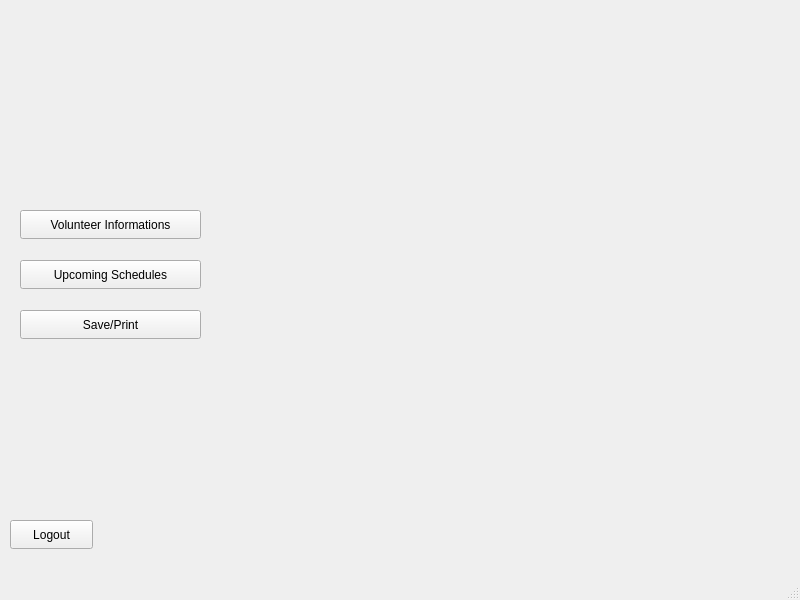
Before: the Qt Designer form mainrcyvolunteers.ui in cheseuca/RCYVolunteers, drawn with Qt 5.
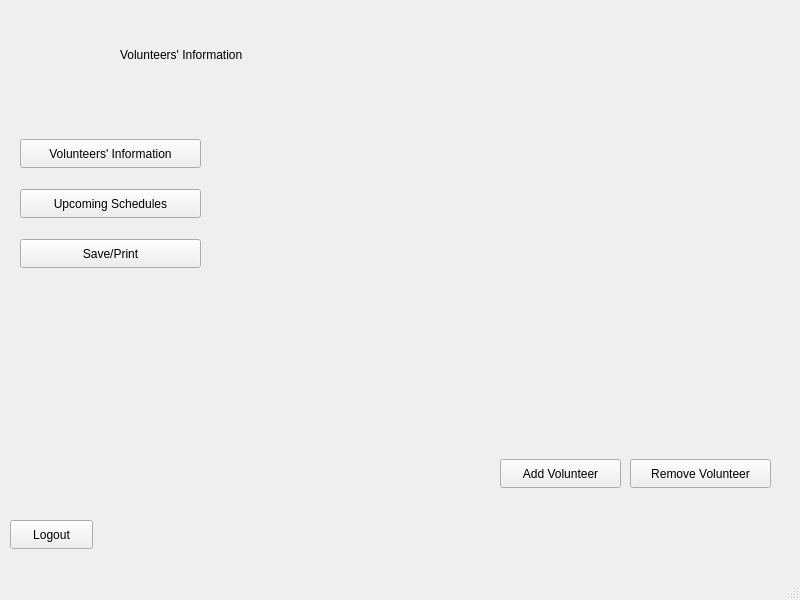
After: the same form once the commit is applied. The open tabs and pages were chosen to show the change.

The edit to the form file:
```diff
--- a/mainrcyvolunteers.ui
+++ b/mainrcyvolunteers.ui
@@ -18,9 +18,9 @@
     <property name="geometry">
      <rect>
       <x>0</x>
-      <y>70</y>
+      <y>-1</y>
       <width>800</width>
-      <height>450</height>
+      <height>521</height>
      </rect>
     </property>
     <property name="currentIndex">
@@ -37,7 +37,7 @@
        </rect>
       </property>
       <property name="text">
-       <string>Volunteer Informations</string>
+       <string>Volunteers' Information</string>
       </property>
      </widget>
      <widget class="QPushButton" name="pushButton_Schedules">
@@ -66,6 +66,45 @@
        <string>Save/Print</string>
       </property>
      </widget>
+     <widget class="QLabel" name="label">
+      <property name="geometry">
+       <rect>
+        <x>120</x>
+        <y>30</y>
+        <width>661</width>
+        <height>51</height>
+       </rect>
+      </property>
+      <property name="text">
+       <string>Volunteers' Information</string>
+      </property>
+     </widget>
+     <widget class="QPushButton" name="pushButton_AddVolunteer">
+      <property name="geometry">
+       <rect>
+        <x>500</x>
+        <y>460</y>
+        <width>121</width>
+        <height>29</height>
+       </rect>
+      </property>
+      <property name="text">
+       <string>Add Volunteer</string>
+      </property>
+     </widget>
+     <widget class="QPushButton" name="pushButton_RemoveVolunteer">
+      <property name="geometry">
+       <rect>
+        <x>630</x>
+        <y>460</y>
+        <width>141</width>
+        <height>29</height>
+       </rect>
+      </property>
+      <property name="text">
+       <string>Remove Volunteer</string>
+      </property>
+     </widget>
     </widget>
     <widget class="QWidget" name="page_2">
      <widget class="QPushButton" name="pushButton_SaveNPrint_2">
```
Left out of the diff: 2 changed lines with no effect on the pictures.
